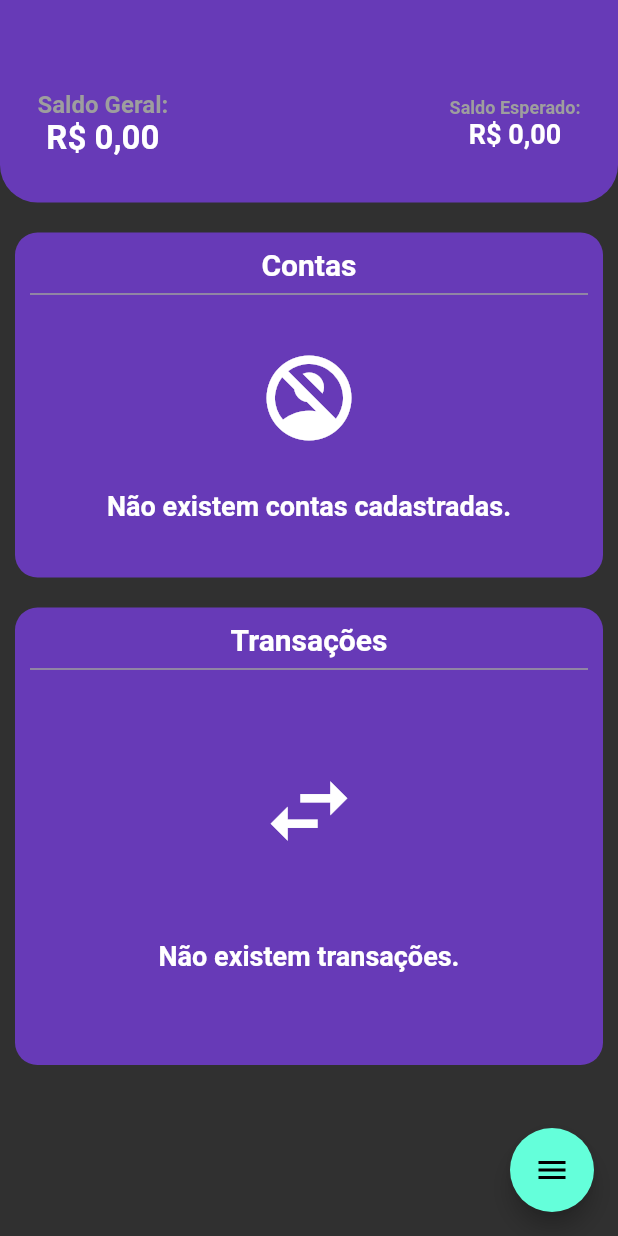
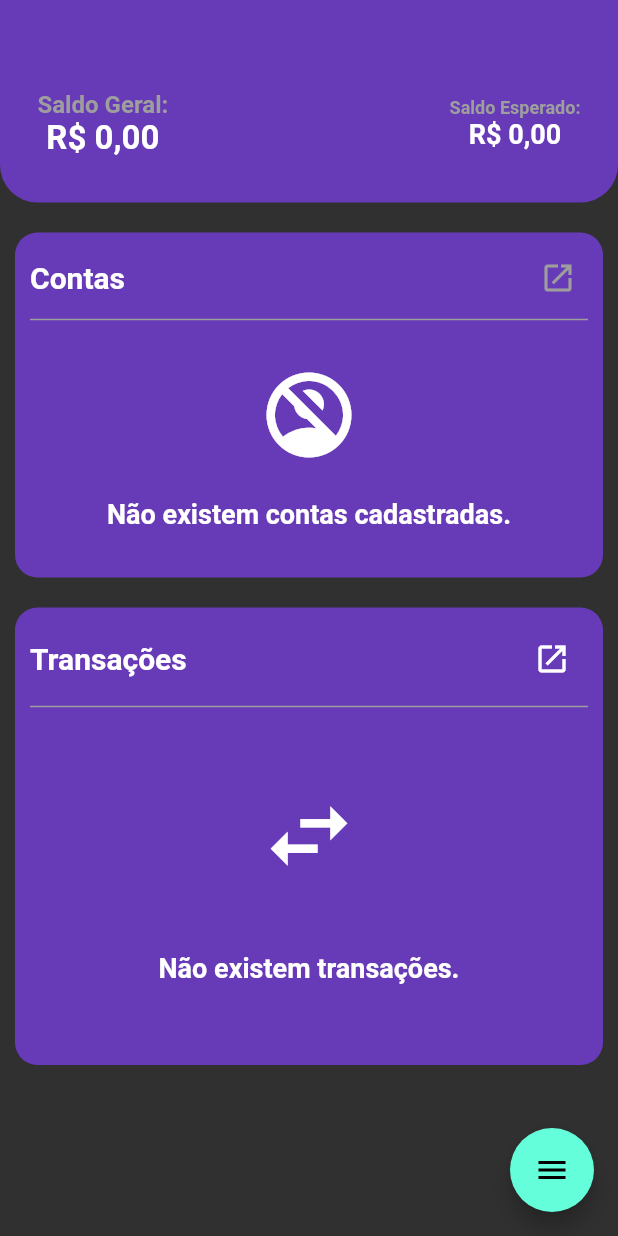
Before and after one commit to victorguarana/guarawallet, a Flutter app: the screen it shows after launch, on a phone screen of 412 x 824 dp. Run offline on Flutter 3.47's test engine with Material 2 defaults, Android fonts, the phone set to English and light mode, and no system bars; drawn by our look-alikes of flutter_speed_dial; our stand-ins replace sqflite; accounts and stored records are empty.

Commit message:
Implementing buttons w/ routes inside card

```diff
--- a/lib/components/list_card.dart
+++ b/lib/components/list_card.dart
@@ -4,11 +4,16 @@ class ListCard extends StatelessWidget {
   final Widget cardContent;
   final String cardTitle;
   final double? cardHeight;
+
+  // Need to pass as a fuction because it needs to create a new MaterialPageRoute every time
+  final MaterialPageRoute<dynamic> Function()? listScreenRouter;
+
   const ListCard(
       {Key? key,
       required this.cardContent,
-      this.cardHeight,
-      required this.cardTitle})
+      required this.cardTitle,
+      this.listScreenRouter,
+      this.cardHeight})
       : super(key: key);
 
   @override
@@ -26,9 +31,15 @@ class ListCard extends StatelessWidget {
           padding: const EdgeInsets.all(10),
           child: Column(
             children: [
-              Text(
-                cardTitle,
-                style: Theme.of(context).textTheme.titleMedium,
+              Row(
+                mainAxisAlignment: MainAxisAlignment.spaceBetween,
+                children: [
+                  Text(
+                    cardTitle,
+                    style: Theme.of(context).textTheme.titleMedium,
+                  ),
+                  _ListScreenButton(listScreenRouter),
+                ],
               ),
               const ListCardDivider(),
               Expanded(child: cardContent)
@@ -48,3 +59,25 @@ class ListCardDivider extends StatelessWidget {
     return const Divider(color: Colors.grey, thickness: 1);
   }
 }
+
+class _ListScreenButton extends StatelessWidget {
+  final MaterialPageRoute<dynamic> Function()? listRouter;
+
+  const _ListScreenButton(this.listRouter);
+
+  @override
+  Widget build(BuildContext context) {
+    return listRouter != null
+        ? IconButton(
+            onPressed: () => Navigator.push(context, listRouter!()),
+            icon: const Icon(Icons.open_in_new),
+          )
+        : const Padding(
+            padding: EdgeInsets.all(8),
+            child: Icon(
+              Icons.open_in_new,
+              color: Colors.grey,
+            ),
+          );
+  }
+}
--- a/lib/components/sections/transactions_section.dart
+++ b/lib/components/sections/transactions_section.dart
@@ -2,6 +2,7 @@ import 'package:flutter/material.dart';
 import 'package:guarawallet/components/list_card.dart';
 import 'package:guarawallet/components/transaction_widget.dart';
 import 'package:guarawallet/repositories/bank_transctions_repository.dart';
+import 'package:guarawallet/screens/transactions_screen.dart';
 import 'package:provider/provider.dart';
 
 class TransactionsSection extends StatelessWidget {
@@ -12,6 +13,8 @@ class TransactionsSection extends StatelessWidget {
     return ListCard(
       cardTitle: 'Transações',
       cardHeight: 305,
+      listScreenRouter: () =>
+          MaterialPageRoute(builder: (context) => const TransactionsScreen()),
       cardContent: FutureBuilder(
         future: Provider.of<BankTransactionsRepository>(context, listen: false)
             .loadAll(),
--- /dev/null
+++ b/lib/screens/transactions_screen.dart
@@ -0,0 +1,16 @@
+import 'package:flutter/material.dart';
+
+class TransactionsScreen extends StatelessWidget {
+  const TransactionsScreen({super.key});
+
+  @override
+  Widget build(BuildContext context) {
+    return Scaffold(
+      appBar: AppBar(
+        title: const Text('Transações'),
+        backgroundColor: Theme.of(context).primaryColor,
+      ),
+      body: Container(),
+    );
+  }
+}
```
